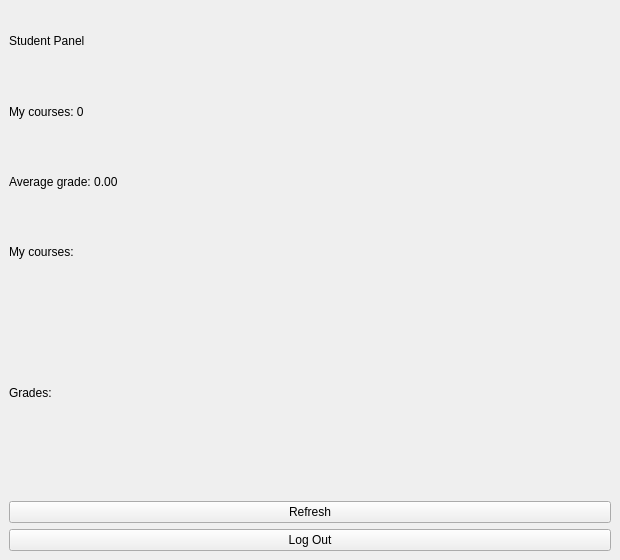
Old version of the form studentwindow.ui in the repository neabdullokh-code/OOP-project.
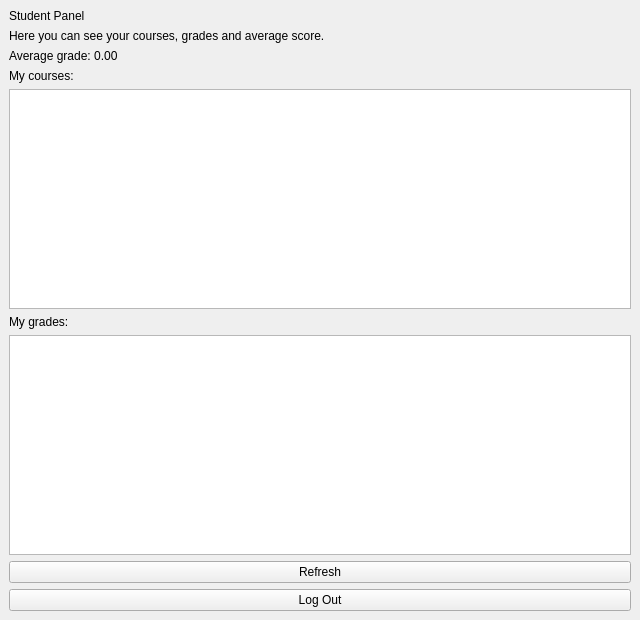
New version of the form.

The edit to the form file:
```diff
--- a/studentwindow.ui
+++ b/studentwindow.ui
@@ -6,8 +6,8 @@
    <rect>
     <x>0</x>
     <y>0</y>
-    <width>620</width>
-    <height>560</height>
+    <width>640</width>
+    <height>620</height>
    </rect>
   </property>
   <property name="windowTitle">
@@ -25,7 +25,10 @@
     <item>
      <widget class="QLabel" name="coursesCountLabel">
       <property name="text">
-       <string>My courses: 0</string>
+       <string>Here you can see your courses, grades and average score.</string>
+      </property>
+      <property name="wordWrap">
+       <bool>true</bool>
       </property>
      </widget>
     </item>
@@ -44,30 +47,36 @@
      </widget>
     </item>
     <item>
-     <widget class="QLabel" name="coursesListLabel">
-      <property name="text">
-       <string/>
-      </property>
-      <property name="wordWrap">
+     <widget class="QTextEdit" name="coursesTextEdit">
+      <property name="readOnly">
        <bool>true</bool>
       </property>
+      <property name="minimumSize">
+       <size>
+        <width>0</width>
+        <height>100</height>
+       </size>
+      </property>
      </widget>
     </item>
     <item>
      <widget class="QLabel" name="gradesHeaderLabel">
       <property name="text">
-       <string>Grades:</string>
+       <string>My grades:</string>
       </property>
      </widget>
     </item>
     <item>
-     <widget class="QLabel" name="gradesListLabel">
-      <property name="text">
-       <string/>
-      </property>
-      <property name="wordWrap">
+     <widget class="QTextEdit" name="gradesTextEdit">
+      <property name="readOnly">
        <bool>true</bool>
       </property>
+      <property name="minimumSize">
+       <size>
+        <width>0</width>
+        <height>100</height>
+       </size>
+      </property>
      </widget>
     </item>
     <item>
```
Left out of the diff: 6 changed lines with no effect on the pictures.
